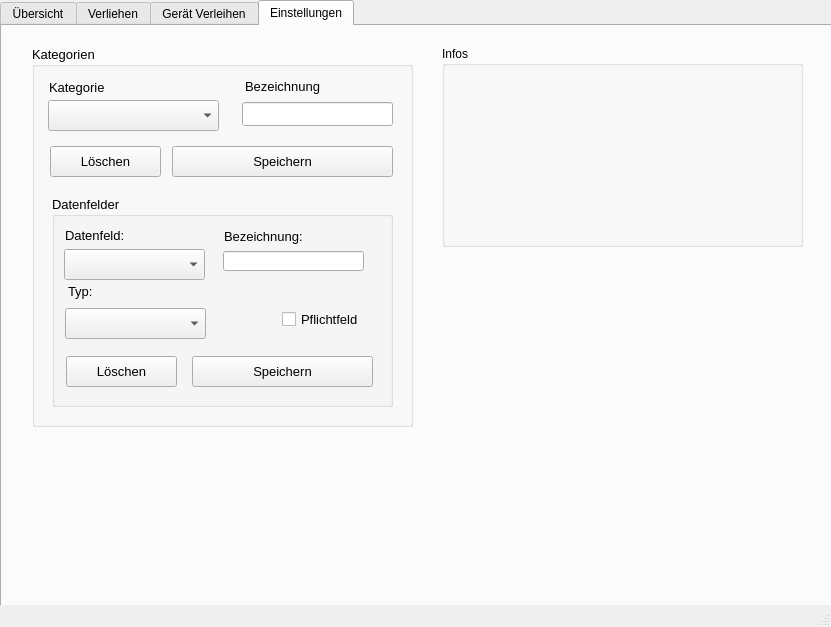
Before: the Qt Designer form mainwindow.ui in Psycl0p7/Projekt-2-Verleihsoftware, drawn with Qt 5.
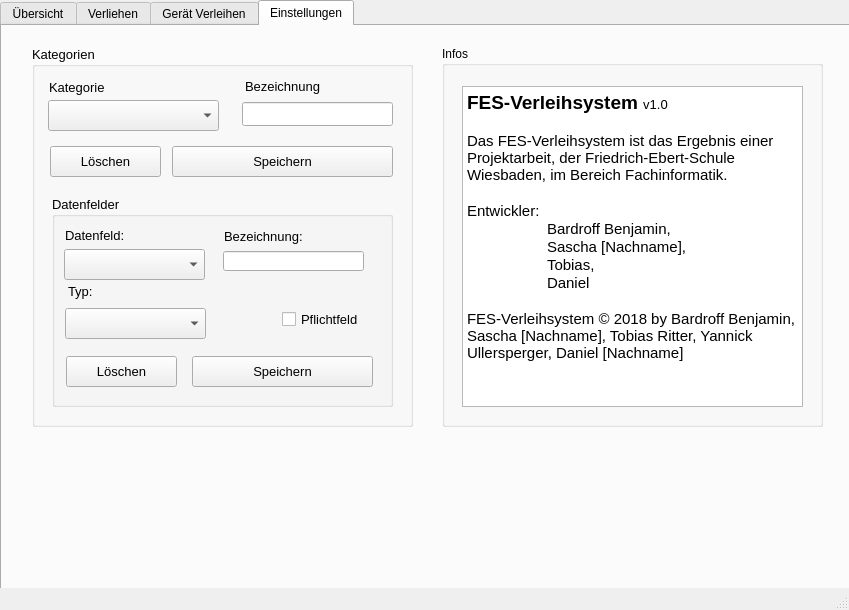
After: the same form once the commit is applied. The open tabs and pages were chosen to show the change.

Patch:
```diff
--- a/mainwindow.ui
+++ b/mainwindow.ui
@@ -6,8 +6,8 @@
    <rect>
     <x>0</x>
     <y>0</y>
-    <width>831</width>
-    <height>627</height>
+    <width>849</width>
+    <height>610</height>
    </rect>
   </property>
   <property name="windowTitle">
@@ -678,13 +678,40 @@
        <rect>
         <x>440</x>
         <y>20</y>
-        <width>361</width>
-        <height>201</height>
+        <width>381</width>
+        <height>381</height>
        </rect>
       </property>
       <property name="title">
        <string>Infos</string>
       </property>
+      <widget class="QTextBrowser" name="textBrowser">
+       <property name="geometry">
+        <rect>
+         <x>20</x>
+         <y>40</y>
+         <width>341</width>
+         <height>321</height>
+        </rect>
+       </property>
+       <property name="html">
+        <string>&lt;!DOCTYPE HTML PUBLIC &quot;-//W3C//DTD HTML 4.0//EN&quot; &quot;http://www.w3.org/TR/REC-html40/strict.dtd&quot;&gt;
+&lt;html&gt;&lt;head&gt;&lt;meta name=&quot;qrichtext&quot; content=&quot;1&quot; /&gt;&lt;style type=&quot;text/css&quot;&gt;
+p, li { white-space: pre-wrap; }
+&lt;/style&gt;&lt;/head&gt;&lt;body style=&quot; font-family:'MS Shell Dlg 2'; font-size:8.25pt; font-weight:400; font-style:normal;&quot;&gt;
+&lt;p style=&quot; margin-top:0px; margin-bottom:0px; margin-left:0px; margin-right:0px; -qt-block-indent:0; text-indent:0px;&quot;&gt;&lt;span style=&quot; font-family:'Ubuntu'; font-size:14pt; font-weight:600;&quot;&gt;FES-Verleihsystem &lt;/span&gt;&lt;span style=&quot; font-family:'Ubuntu'; font-size:10pt;&quot;&gt;v1.0&lt;/span&gt;&lt;/p&gt;
+&lt;p style=&quot; margin-top:0px; margin-bottom:0px; margin-left:0px; margin-right:0px; -qt-block-indent:0; text-indent:0px;&quot;&gt;&lt;span style=&quot; font-family:'Ubuntu'; font-size:11pt;&quot;&gt; &lt;/span&gt;&lt;/p&gt;
+&lt;p style=&quot; margin-top:0px; margin-bottom:0px; margin-left:0px; margin-right:0px; -qt-block-indent:0; text-indent:0px;&quot;&gt;&lt;span style=&quot; font-family:'Ubuntu'; font-size:11pt;&quot;&gt;Das FES-Verleihsystem ist das Ergebnis einer Projektarbeit, der Friedrich-Ebert-Schule Wiesbaden, im Bereich Fachinformatik.&lt;/span&gt;&lt;/p&gt;
+&lt;p style=&quot;-qt-paragraph-type:empty; margin-top:0px; margin-bottom:0px; margin-left:0px; margin-right:0px; -qt-block-indent:0; text-indent:0px; font-family:'Ubuntu'; font-size:11pt;&quot;&gt;&lt;br /&gt;&lt;/p&gt;
+&lt;p style=&quot; margin-top:0px; margin-bottom:0px; margin-left:0px; margin-right:0px; -qt-block-indent:0; text-indent:0px;&quot;&gt;&lt;span style=&quot; font-family:'Ubuntu'; font-size:11pt;&quot;&gt;Entwickler:&lt;/span&gt;&lt;/p&gt;
+&lt;p style=&quot; margin-top:0px; margin-bottom:0px; margin-left:0px; margin-right:0px; -qt-block-indent:0; text-indent:0px;&quot;&gt;&lt;span style=&quot; font-family:'Ubuntu'; font-size:11pt;&quot;&gt;	Bardroff Benjamin,&lt;/span&gt;&lt;/p&gt;
+&lt;p style=&quot; margin-top:0px; margin-bottom:0px; margin-left:0px; margin-right:0px; -qt-block-indent:0; text-indent:0px;&quot;&gt;&lt;span style=&quot; font-family:'Ubuntu'; font-size:11pt;&quot;&gt;	Sascha [Nachname],&lt;/span&gt;&lt;/p&gt;
+&lt;p style=&quot; margin-top:0px; margin-bottom:0px; margin-left:0px; margin-right:0px; -qt-block-indent:0; text-indent:0px;&quot;&gt;&lt;span style=&quot; font-family:'Ubuntu'; font-size:11pt;&quot;&gt;	Tobias,&lt;/span&gt;&lt;/p&gt;
+&lt;p style=&quot; margin-top:0px; margin-bottom:0px; margin-left:0px; margin-right:0px; -qt-block-indent:0; text-indent:0px;&quot;&gt;&lt;span style=&quot; font-family:'Ubuntu'; font-size:11pt;&quot;&gt;	Daniel&lt;/span&gt;&lt;/p&gt;
+&lt;p style=&quot;-qt-paragraph-type:empty; margin-top:0px; margin-bottom:0px; margin-left:0px; margin-right:0px; -qt-block-indent:0; text-indent:0px; font-family:'Ubuntu'; font-size:11pt;&quot;&gt;&lt;br /&gt;&lt;/p&gt;
+&lt;p style=&quot; margin-top:0px; margin-bottom:0px; margin-left:0px; margin-right:0px; -qt-block-indent:0; text-indent:0px;&quot;&gt;&lt;span style=&quot; font-family:'Ubuntu'; font-size:11pt;&quot;&gt;FES-Verleihsystem © 2018 by Bardroff Benjamin, Sascha [Nachname], Tobias Ritter, Yannick Ullersperger, Daniel [Nachname]&lt;/span&gt;&lt;/p&gt;&lt;/body&gt;&lt;/html&gt;</string>
+       </property>
+      </widget>
      </widget>
     </widget>
    </widget>
```
Left out of the diff: 30 changed lines with no effect on the pictures.
